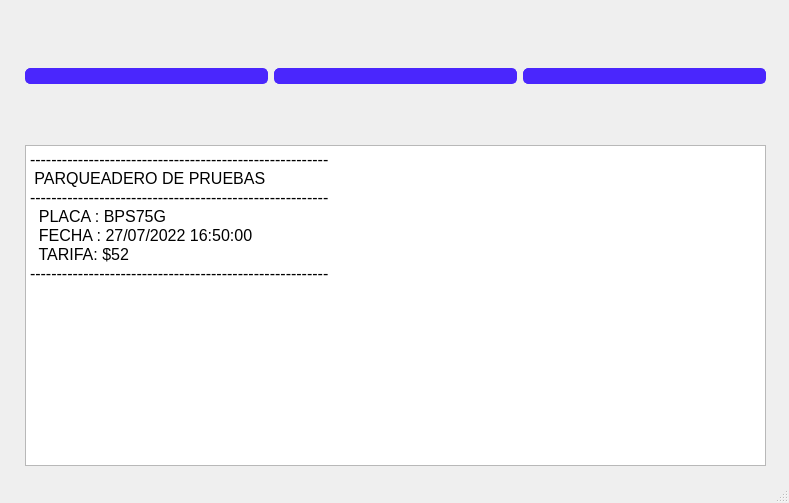
The window that ParkingManager/QTGraphicInterfaces/TransactionsInterface.ui (esmendozac/Parking_App) describes before a commit, drawn with Qt 5.
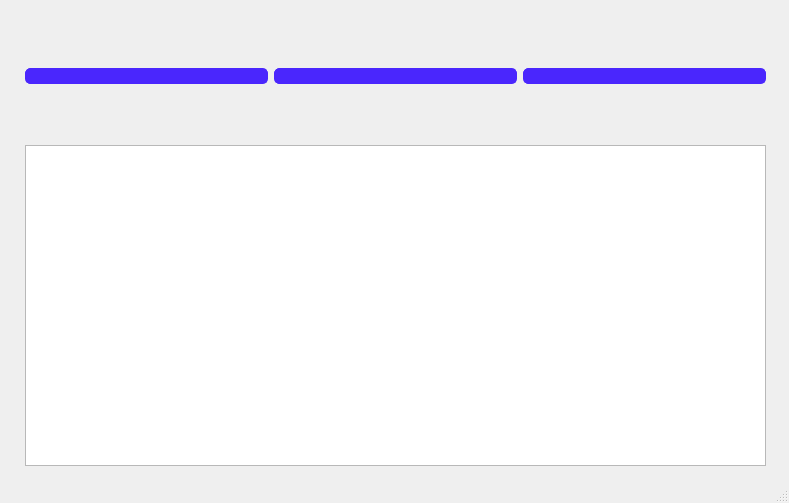
The same window after the commit. Icons and pictures are not drawn.

Patch:
```diff
--- a/ParkingManager/QTGraphicInterfaces/TransactionsInterface.ui
+++ b/ParkingManager/QTGraphicInterfaces/TransactionsInterface.ui
@@ -133,13 +133,7 @@
         </font>
        </property>
        <property name="plainText">
-        <string>--------------------------------------------------------
- PARQUEADERO DE PRUEBAS
---------------------------------------------------------
-  PLACA : BPS75G
-  FECHA : 27/07/2022 16:50:00
-  TARIFA: $52
---------------------------------------------------------</string>
+        <string/>
        </property>
       </widget>
      </item>
```
